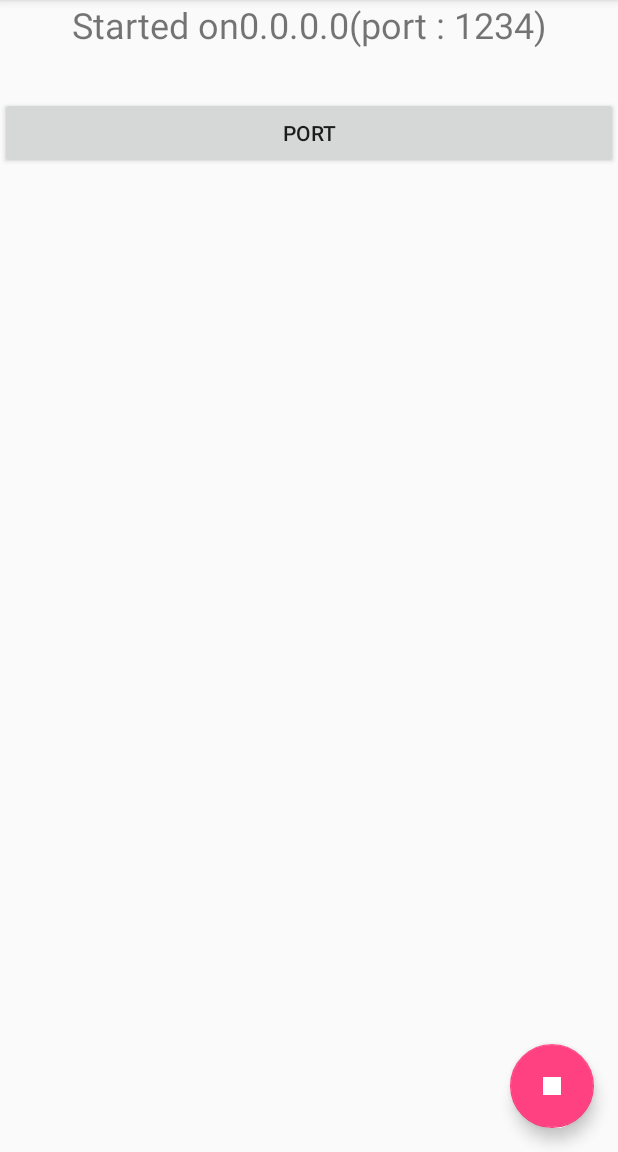
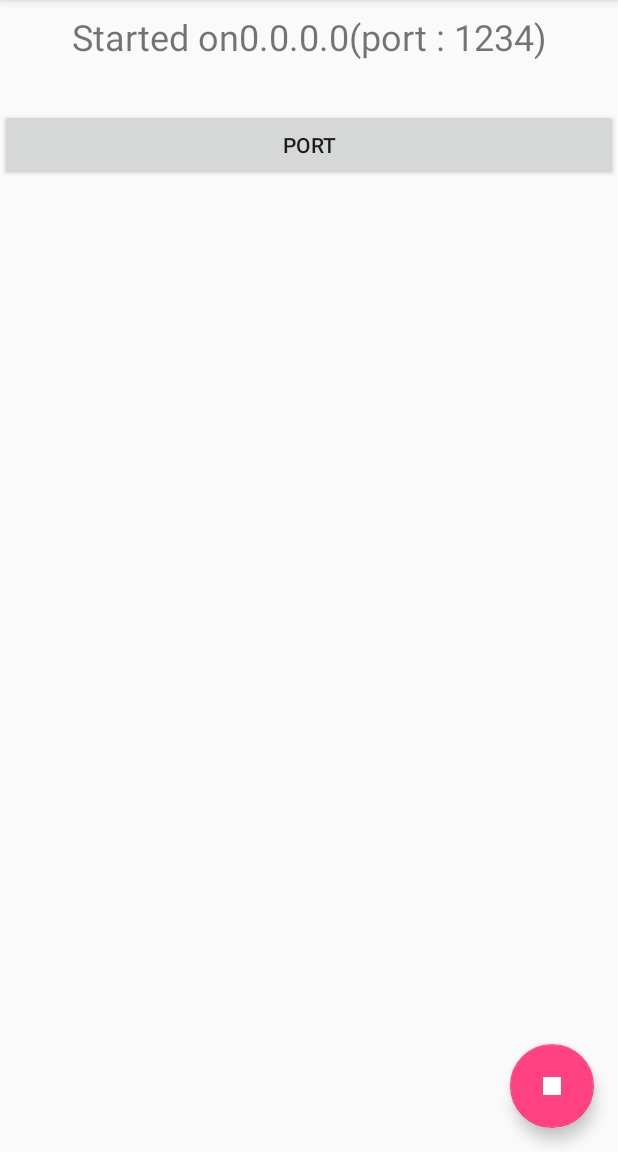
Before and after one commit to jrandiny/pam-android-fingerprint, an Android app: the screen it shows after launch (MainActivity), on a phone screen of 412 x 824 dp, the part 84-1236 px from its top. Run offline under Robolectric (Android 15) with nearby library versions, the phone set to English and light mode, and no system bars.

Commit message:
Tweak Android UI

```diff
--- a/Android/app/src/main/res/layout/activity_main.xml
+++ b/Android/app/src/main/res/layout/activity_main.xml
@@ -16,12 +16,14 @@
         android:layout_marginEnd="16dp"
         android:src="@drawable/ic_stop_white_24dp"
         app:layout_constraintBottom_toBottomOf="parent"
-        app:layout_constraintEnd_toEndOf="parent" />
+        app:layout_constraintEnd_toEndOf="parent"
+        app:fabSize="normal"/>
 
     <ScrollView
         android:id="@+id/scrollView"
         android:layout_width="0dp"
         android:layout_height="0dp"
+        android:layout_marginTop="8dp"
         app:layout_constraintBottom_toBottomOf="parent"
         app:layout_constraintEnd_toEndOf="parent"
         app:layout_constraintHorizontal_bias="0.0"
@@ -38,8 +40,8 @@
                 android:id="@+id/statusText"
                 android:layout_width="match_parent"
                 android:layout_height="wrap_content"
+                android:gravity="center"
                 android:text="@string/statusStarting"
-                android:gravity="center"
                 android:textSize="24sp"
                 app:layout_constraintEnd_toEndOf="parent"
                 app:layout_constraintStart_toStartOf="parent"
```
